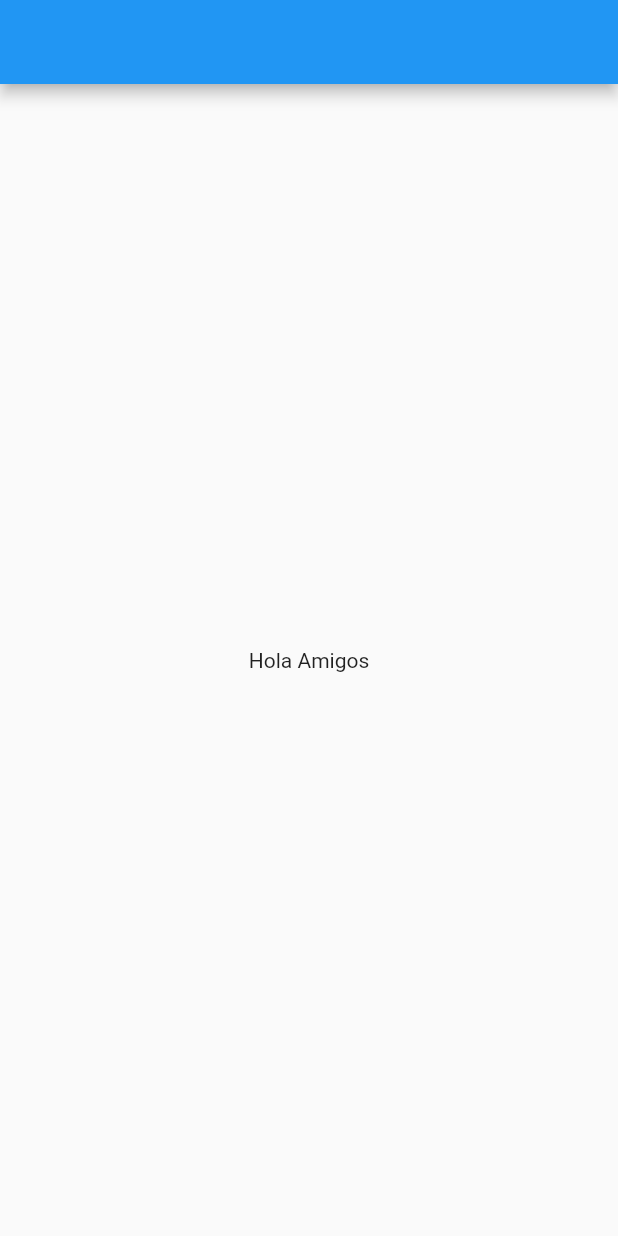
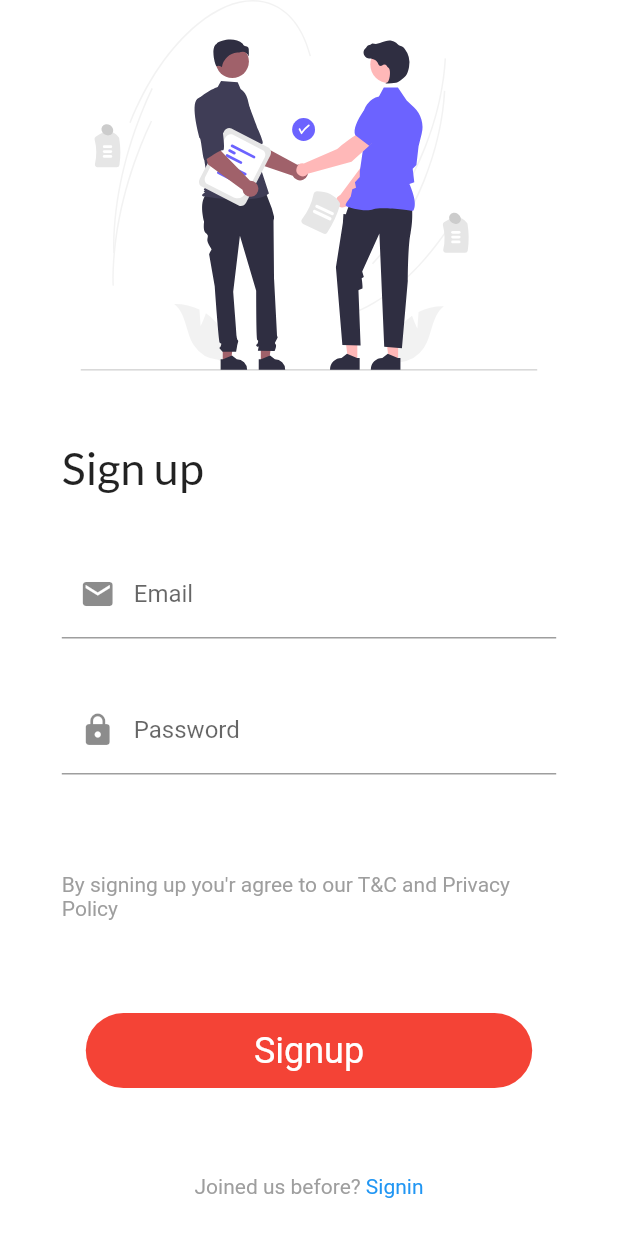
Before and after one commit to mfaizk/social, a Flutter app: the screen it shows after launch, on a phone screen of 412 x 824 dp. Run offline on Flutter 3.47's test engine with Material 2 defaults, Android fonts, the phone set to English and light mode, and no system bars; our stand-ins replace flutter_svg, get, google_fonts.

```diff
--- a/lib/main.dart
+++ b/lib/main.dart
@@ -1,6 +1,7 @@
 import 'package:flutter/material.dart';
 import 'package:get/route_manager.dart';
 import 'package:social/screens/HomeScreen.dart';
+import 'package:social/screens/Signup.dart';
 
 void main() {
   runApp(MyApp());
@@ -12,9 +13,23 @@ class MyApp extends StatelessWidget {
   @override
   Widget build(BuildContext context) {
     return GetMaterialApp(
-      home: HomeScreen(
+      theme: themeData,
+      // home: HomeScreen(
+      //   key: key,
+      // ),
+      debugShowCheckedModeBanner: false,
+      home: Signup(
         key: key,
       ),
     );
   }
 }
+
+ThemeData themeData = ThemeData(
+  backgroundColor: Colors.white,
+  textTheme: const TextTheme(
+    headline5: TextStyle(
+      color: Colors.white,
+    ),
+  ),
+);
--- /dev/null
+++ b/lib/screens/Signup.dart
@@ -0,0 +1,169 @@
+import 'package:flutter/material.dart';
+import 'package:flutter_svg/flutter_svg.dart';
+import 'package:get/get_state_manager/src/simple/get_view.dart';
+import 'package:google_fonts/google_fonts.dart';
+
+class Signup extends GetWidget {
+  const Signup({Key? key}) : super(key: key);
+
+  @override
+  Widget build(BuildContext context) {
+    return Scaffold(
+      backgroundColor: Theme.of(context).backgroundColor,
+      body: SafeArea(
+        child: SingleChildScrollView(
+          child: Column(
+            mainAxisAlignment: MainAxisAlignment.center,
+            crossAxisAlignment: CrossAxisAlignment.center,
+            children: [
+              SvgPicture.asset(
+                'assets/signup.svg',
+                height: MediaQuery.of(context).size.height * 0.3,
+                width: MediaQuery.of(context).size.width,
+                fit: BoxFit.contain,
+                alignment: Alignment.center,
+              ),
+              SizedBox(
+                height: MediaQuery.of(context).size.height * 0.1,
+                width: MediaQuery.of(context).size.width * 0.8,
+                child: Container(
+                  color: Theme.of(context).backgroundColor,
+                  child: Align(
+                    alignment: Alignment.bottomLeft,
+                    child: Text(
+                      "Sign up",
+                      style: GoogleFonts.lato(
+                        textStyle: const TextStyle(
+                          fontSize: 30,
+                        ),
+                      ),
+                    ),
+                  ),
+                ),
+              ),
+              Align(
+                alignment: Alignment.center,
+                child: SizedBox(
+                  height: MediaQuery.of(context).size.height * 0.3,
+                  width: MediaQuery.of(context).size.width * 0.8,
+                  child: Container(
+                    alignment: Alignment.center,
+                    color: Theme.of(context).backgroundColor,
+                    child: Column(
+                      mainAxisAlignment: MainAxisAlignment.center,
+                      crossAxisAlignment: CrossAxisAlignment.center,
+                      children: [
+                        SizedBox(
+                          height: MediaQuery.of(context).size.height * 0.10,
+                          width: MediaQuery.of(context).size.width * 0.8,
+                          child: TextFormField(
+                            decoration: const InputDecoration(
+                              prefixIcon: Icon(
+                                Icons.email,
+                              ),
+                              labelText: "Email",
+                              floatingLabelBehavior: FloatingLabelBehavior.auto,
+                              iconColor: Colors.grey,
+                            ),
+                          ),
+                        ),
+                        Padding(
+                          padding: EdgeInsets.only(
+                            top: MediaQuery.of(context).size.height * 0.01,
+                          ),
+                        ),
+                        SizedBox(
+                          height: MediaQuery.of(context).size.height * 0.10,
+                          width: MediaQuery.of(context).size.width * 0.8,
+                          child: TextFormField(
+                            decoration: const InputDecoration(
+                              prefixIcon: Icon(
+                                Icons.lock,
+                              ),
+                              labelText: "Password",
+                              floatingLabelBehavior: FloatingLabelBehavior.auto,
+                              iconColor: Colors.grey,
+                            ),
+                          ),
+                        ),
+                      ],
+                    ),
+                  ),
+                ),
+              ),
+              SizedBox(
+                height: MediaQuery.of(context).size.height * 0.05,
+                width: MediaQuery.of(context).size.width * 0.8,
+                child: Container(
+                  color: Theme.of(context).backgroundColor,
+                  alignment: Alignment.center,
+                  child: const Text(
+                    "By signing up you'r agree to our T&C and Privacy Policy",
+                    style: TextStyle(
+                      color: Colors.grey,
+                    ),
+                  ),
+                ),
+              ),
+              SizedBox(
+                height: MediaQuery.of(context).size.height * 0.2,
+                width: MediaQuery.of(context).size.width * 0.8,
+                child: Container(
+                    color: Theme.of(context).backgroundColor,
+                    alignment: Alignment.center,
+                    child: MaterialButton(
+                      onPressed: () {
+                        print("Sigunp");
+                      },
+                      child: Container(
+                        alignment: Alignment.center,
+                        height: 50,
+                        width: MediaQuery.of(context).size.width * 0.8,
+                        decoration: BoxDecoration(
+                          color: Colors.red,
+                          borderRadius: BorderRadius.circular(
+                            50.0,
+                          ),
+                        ),
+                        child: Text(
+                          "Signup",
+                          style: Theme.of(context).textTheme.headline5,
+                        ),
+                      ),
+                    )),
+              ),
+              SizedBox(
+                height: MediaQuery.of(context).size.height * 0.05,
+                width: MediaQuery.of(context).size.width * 0.8,
+                child: Container(
+                    color: Theme.of(context).backgroundColor,
+                    alignment: Alignment.topCenter,
+                    child: Row(
+                      mainAxisAlignment: MainAxisAlignment.center,
+                      crossAxisAlignment: CrossAxisAlignment.center,
+                      children: [
+                        const Text(
+                          "Joined us before? ",
+                          style: TextStyle(
+                            color: Colors.grey,
+                          ),
+                        ),
+                        GestureDetector(
+                          onTap: () {},
+                          child: const Text(
+                            "Signin",
+                            style: TextStyle(
+                              color: Colors.blue,
+                            ),
+                          ),
+                        ),
+                      ],
+                    )),
+              ),
+            ],
+          ),
+        ),
+      ),
+    );
+  }
+}
--- a/pubspec.yaml
+++ b/pubspec.yaml
@@ -35,6 +35,8 @@ dependencies:
   # Use with the CupertinoIcons class for iOS style icons.
   cupertino_icons: ^1.0.2
   get: ^4.6.1
+  google_fonts: ^2.3.2
+  flutter_svg: ^1.0.3
 
 dev_dependencies:
   flutter_test:
@@ -60,7 +62,7 @@ flutter:
 
   # To add assets to your application, add an assets section, like this:
   assets:
-      - lib/assets/
+      - assets/
   #   - images/a_dot_ham.jpeg
 
   # An image asset can refer to one or more resolution-specific "variants", see
```
Also changed, not shown: assets/signup.png (added), assets/signup.svg (added), assets/trial.png (renamed from lib/assets/trial.png), pubspec.lock.
